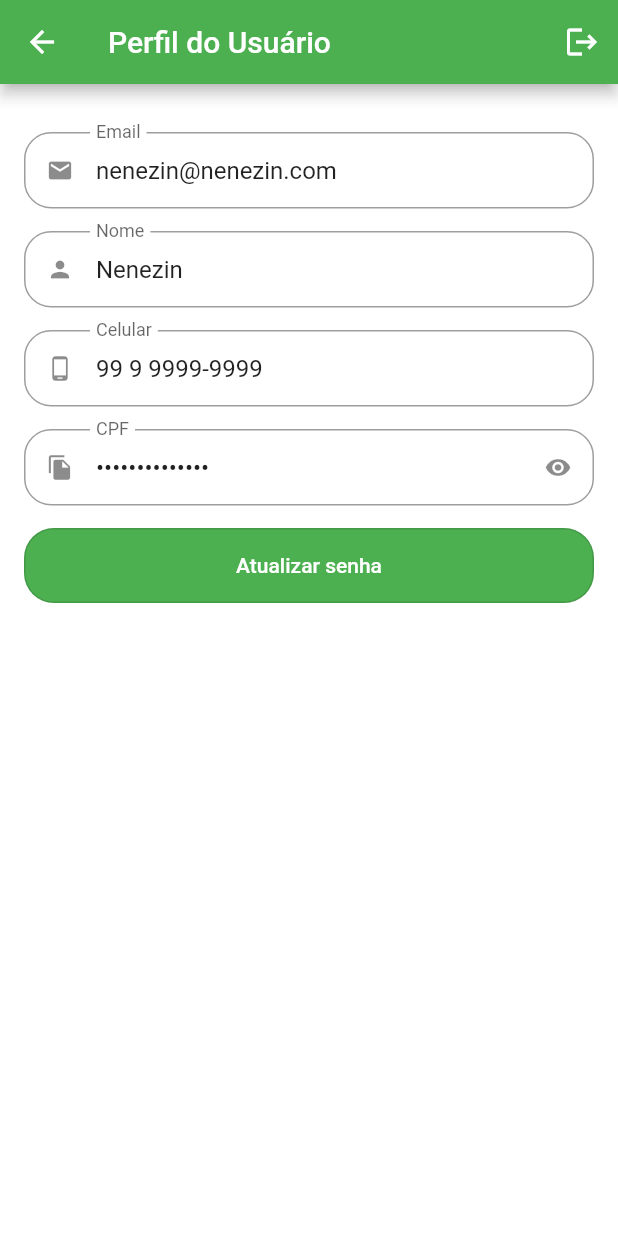
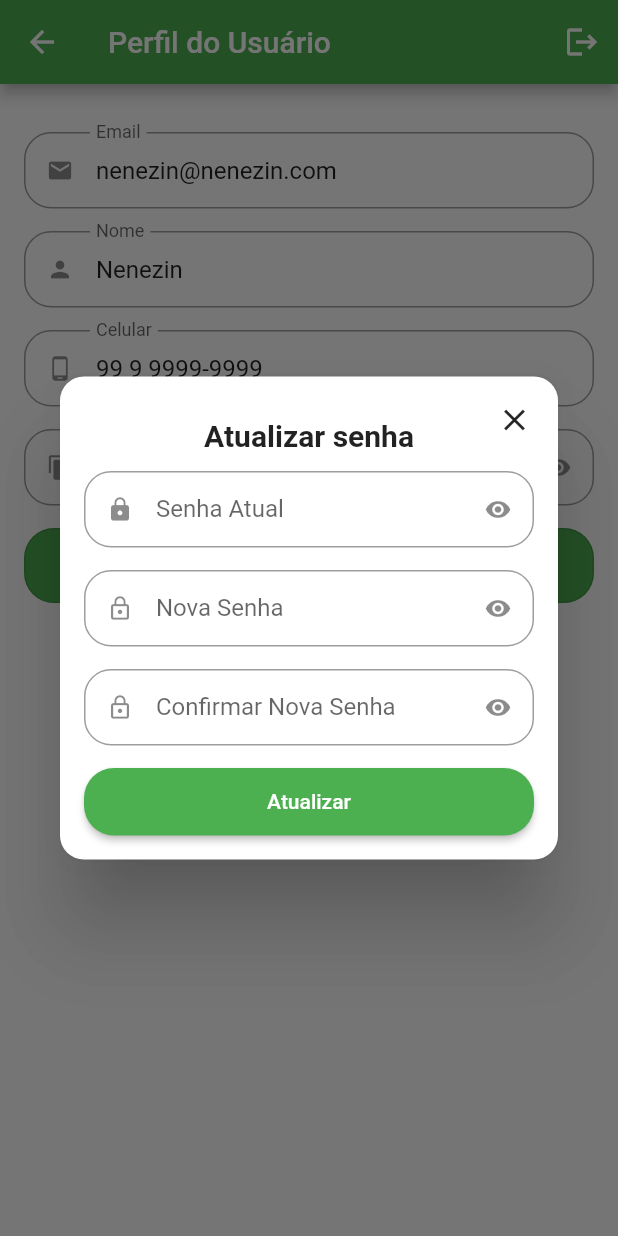
Before and after one commit to oliveiradg/Quitanda, a Flutter app: the ProfileTab screen opened directly, after a tap on "Atualizar senha", on a phone screen of 412 x 824 dp. Run offline on Flutter 3.47's test engine with Material 2 defaults, Android fonts, the phone set to English and light mode, and no system bars; our stand-ins replace animated_text_kit, badges, mask_text_input_formatter.

Commit message:
[DIA 39] feat: Dialog para atualizar senha usuário

```diff
--- a/lib/src/pages/profile/profile_tab.dart
+++ b/lib/src/pages/profile/profile_tab.dart
@@ -2,9 +2,14 @@ import 'package:flutter/material.dart';
 import 'package:quitanda/src/pages/common_widgets/custom_text_field.dart';
 import 'package:quitanda/src/config/app_data.dart' as appData;
 
-class ProfileTab extends StatelessWidget {
+class ProfileTab extends StatefulWidget {
   const ProfileTab({Key? key}) : super(key: key);
 
+  @override
+  State<ProfileTab> createState() => _ProfileTabState();
+}
+
+class _ProfileTabState extends State<ProfileTab> {
   @override
   Widget build(BuildContext context) {
     return Scaffold(
@@ -70,7 +75,9 @@ class ProfileTab extends StatelessWidget {
                   borderRadius: BorderRadius.circular(20),
                 ),
               ),
-              onPressed: () {},
+              onPressed: () {
+                updatePassword();
+              },
               child: const Text('Atualizar senha'),
             ),
           ),
@@ -78,4 +85,81 @@ class ProfileTab extends StatelessWidget {
       ),
     );
   }
+
+  Future<bool?> updatePassword() {
+    return showDialog(
+      context: context,
+      builder: (context) {
+        return Dialog(
+            shape: RoundedRectangleBorder(
+              borderRadius: BorderRadius.circular(16),
+            ),
+            child: Stack(
+              children: [
+                Padding(
+                  padding: const EdgeInsets.all(16.0),
+                  child: Column(
+                    crossAxisAlignment: CrossAxisAlignment.stretch,
+                    mainAxisSize: MainAxisSize.min,
+                    children: [
+                      const Padding(
+                        padding: EdgeInsets.symmetric(vertical: 12),
+                        child: Text(
+                          'Atualizar senha',
+                          textAlign: TextAlign.center,
+                          style: TextStyle(
+                            fontSize: 20,
+                            fontWeight: FontWeight.bold,
+                          ),
+                        ),
+                      ),
+
+                      const CustomTextField(
+                        isSecret: true,
+                        icon: Icons.lock,
+                        label: 'Senha Atual',
+                      ),
+                      const CustomTextField(
+                        isSecret: true,
+                        icon: Icons.lock_outline,
+                        label: 'Nova Senha',
+                      ),
+                      const CustomTextField(
+                        isSecret: true,
+                        icon: Icons.lock_outline,
+                        label: 'Confirmar Nova Senha',
+                      ),
+
+                      // Botão de Confirmação
+                      SizedBox(
+                        height: 45,
+                        child: ElevatedButton(
+                          style: ElevatedButton.styleFrom(
+                            primary: Colors.green,
+                            shape: RoundedRectangleBorder(
+                              borderRadius: BorderRadius.circular(20),
+                            ),
+                          ),
+                          onPressed: () {},
+                          child: const Text(
+                            'Atualizar',
+                          ),
+                        ),
+                      ),
+                    ],
+                  ),
+                ),
+              Positioned(child:
+              IconButton(
+                onPressed: (() {
+                Navigator.pop(context);
+              }),
+              icon: const Icon(Icons.close),), top: 5, right: 5,
+              ),
+
+              ],
+            ));
+      },
+    );
+  }
 }
--- a/pubspec.yaml
+++ b/pubspec.yaml
@@ -38,6 +38,7 @@ dependencies:
   mask_text_input_formatter: ^2.0.0
   badges: ^2.0.1
   intl: ^0.17.0
+  device_preview: ^1.1.0
 
 dev_dependencies:
   flutter_test:
```
Also changed, not shown: pubspec.lock.
